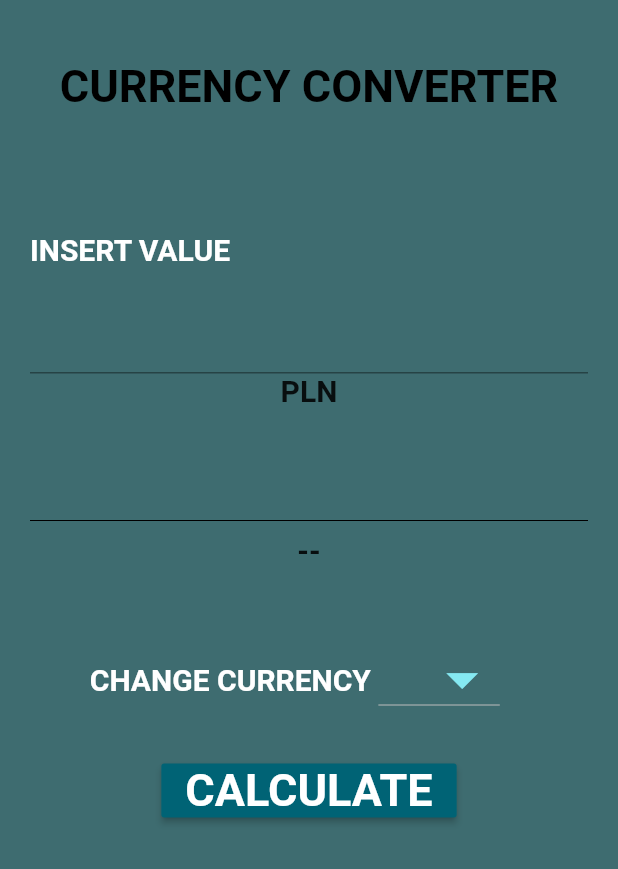
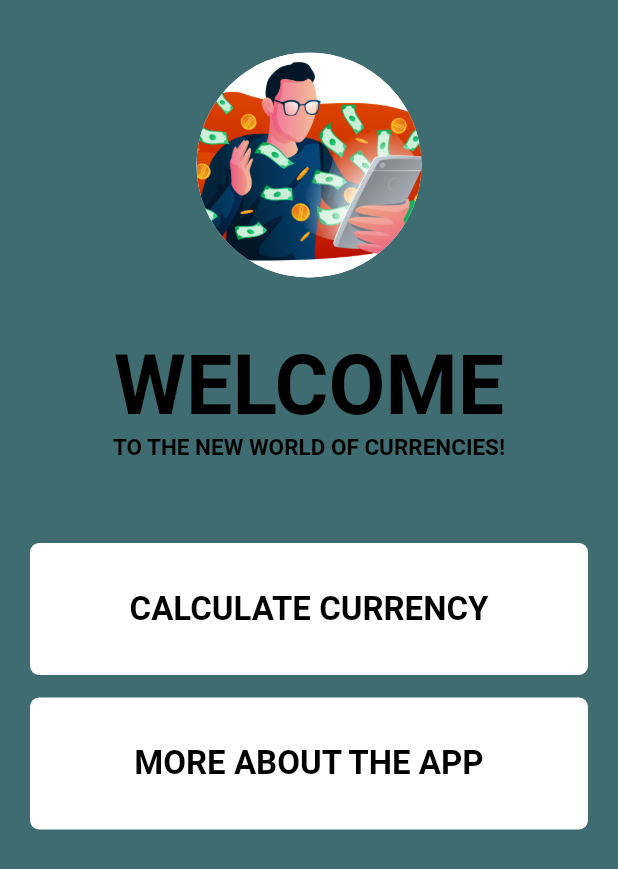
Before and after one commit to Pvlin/Currency_Converter, a Flutter app: the screen it shows after launch, on a phone screen of 412 x 824 dp. Shown: the top 869 px of the screen. Run offline on Flutter 3.47's test engine with Material 2 defaults, Android fonts, the phone set to English and light mode, and no system bars; our stand-ins replace google_fonts.

Commit message:
Update including screen enhancements and application transparency

```diff
--- a/lib/main.dart
+++ b/lib/main.dart
@@ -1,5 +1,5 @@
 import 'package:flutter/material.dart';
-import 'screens/HomeScreen.dart';
+import 'screens/StartScreen.dart';
 
 void main() {
   runApp(const MyApp());
@@ -12,7 +12,7 @@ class MyApp extends StatelessWidget {
   @override
   Widget build(BuildContext context) {
     return const MaterialApp(
-      home: HomeScreen(),
+      home: StartScreen(),
     );
   }
 }
--- a/lib/screens/HomeScreen.dart
+++ /dev/null
@@ -1,134 +0,0 @@
-import 'package:flutter/material.dart';
-import 'package:http/http.dart';
-import 'dart:convert';
-import 'package:google_fonts/google_fonts.dart';
-
-class HomeScreen extends StatefulWidget {
-  const HomeScreen({Key? key}) : super(key: key);
-
-  @override
-  State<HomeScreen> createState() => _HomeScreenState();
-}
-
-class _HomeScreenState extends State<HomeScreen> {
-  String value = '0';
-  String resultString = '';
-  String currency = '--';
-
-  void getData() async {
-    if (value != '' && currency != '--') {
-      Response response = await get(Uri.parse(
-          'https://v6.exchangerate-api.com/v6/bdac4f51d606c9a68888a7e1/latest/PLN'));
-      String data = response.body;
-      var resultJ = jsonDecode(data);
-      double selectedCountryValue = resultJ['conversion_rates'][currency];
-      double userValue = double.parse(value);
-      setState(() {
-        double resultF = userValue * selectedCountryValue;
-        resultString = resultF.toStringAsFixed(2);
-      });
-    }
-  }
-
-  @override
-  Widget build(BuildContext context) {
-    return Scaffold(
-      backgroundColor: const Color(0xFF3E6C70),
-      body: SafeArea(
-        child: SingleChildScrollView(
-          child: Center(
-            child: Padding(
-              padding: const EdgeInsets.all(20.0),
-              child: Column(
-                children: <Widget>[
-                  const SizedBox(height: 20),
-                  Text('CURRENCY CONVERTER',
-                      style: GoogleFonts.varelaRound(
-                          fontSize: 30,
-                          fontWeight: FontWeight.bold,
-                          color: Colors.black)),
-                  const SizedBox(height: 80),
-                  Row(children: <Widget>[
-                    Text('INSERT VALUE',
-                        style: GoogleFonts.varelaRound(
-                            fontSize: 20,
-                            fontWeight: FontWeight.bold,
-                            color: Colors.white)),
-                  ]),
-                  TextField(
-                      style: GoogleFonts.varelaRound(
-                          fontSize: 40, fontWeight: FontWeight.bold),
-                      cursorColor: Colors.black,
-                      keyboardType: const TextInputType.numberWithOptions(),
-                      //Klawiatura
-                      onChanged: (input) {
-                        //zmienia wyświetlany tekst na wpisany
-                        setState(() {
-                          value = input;
-                        });
-                      }),
-                  Text('PLN',
-                      style: GoogleFonts.varelaRound(
-                          fontSize: 20, fontWeight: FontWeight.bold)),
-                  const SizedBox(height: 20),
-                  Row(
-                    children: <Widget>[
-                      Text(resultString,
-                          style: GoogleFonts.varelaRound(
-                              fontSize: 40, fontWeight: FontWeight.bold)),
-                    ],
-                  ),
-                  const Divider(color: Colors.black),
-                  Text(currency,
-                      style: GoogleFonts.varelaRound(
-                          fontSize: 20, fontWeight: FontWeight.bold)),
-                  const SizedBox(height: 50),
-                  Row(children: <Widget>[
-                    Text('        CHANGE CURRENCY ',
-                        style: GoogleFonts.varelaRound(
-                            fontSize: 20,
-                            fontWeight: FontWeight.bold,
-                            color: Colors.white)),
-                    DropdownButton(
-                      iconSize: 50,
-                      iconDisabledColor: const Color(0xFF85E9F2),
-                      iconEnabledColor: const Color(0xFF85E9F2),
-                      dropdownColor: const Color(0xFF1C6970),
-                      items: <String>['EUR', 'USD', 'CHF', 'GBP']
-                          .map((String value) {
-                        return DropdownMenuItem<String>(
-                          value: value,
-                          child: Text(value),
-                        );
-                      }).toList(),
-                      onChanged: (String? newValue) {
-                        setState(() {
-                          currency = newValue!;
-                        });
-                      },
-                    ),
-                  ]),
-                  const SizedBox(height: 25),
-                  // ignore: deprecated_member_use
-                  RaisedButton(
-                    color: const Color(0xFF006375),
-                    onPressed: () {
-                      getData();
-                    },
-                    child: Text(
-                      'CALCULATE',
-                      style: GoogleFonts.varelaRound(
-                          fontSize: 30,
-                          fontWeight: FontWeight.bold,
-                          color: Colors.white),
-                    ),
-                  ),
-                ],
-              ),
-            ),
-          ),
-        ),
-      ),
-    );
-  }
-}
--- /dev/null
+++ b/lib/screens/StartScreen.dart
@@ -0,0 +1,107 @@
+import 'package:currency_converter/screens/ConvertScreen.dart';
+import 'package:currency_converter/screens/InformationScreen.dart';
+import 'package:flutter/material.dart';
+import 'package:google_fonts/google_fonts.dart';
+
+class StartScreen extends StatefulWidget {
+  const StartScreen({Key? key}) : super(key: key);
+
+  @override
+  State<StartScreen> createState() => _StartScreenState();
+}
+
+class _StartScreenState extends State<StartScreen> {
+  @override
+  Widget build(BuildContext context) {
+    return Scaffold(
+      backgroundColor: const Color(0xFF3E6C70),
+      body: SafeArea(
+          child: SingleChildScrollView(
+        child: Center(
+          child: Padding(
+            padding: const EdgeInsets.all(20.0),
+            child: Column(
+              children: <Widget>[
+                Padding(padding: EdgeInsets.only(top: 15.0)),
+                CircleAvatar(
+                  backgroundColor: Colors.white,
+                  radius: 75,
+                  backgroundImage: AssetImage("assets/Money.jpg"),
+                ),
+                Padding(padding: EdgeInsets.only(top: 40.0)),
+                Text(
+                  'WELCOME',
+                  textAlign: TextAlign.center,
+                  style: GoogleFonts.varelaRound(
+                      fontSize: 55,
+                      fontWeight: FontWeight.bold,
+                      color: Colors.black),
+                ),
+                Text(
+                  'TO THE NEW WORLD OF CURRENCIES!',
+                  textAlign: TextAlign.center,
+                  style: GoogleFonts.varelaRound(
+                      fontSize: 15,
+                      fontWeight: FontWeight.bold,
+                      color: Colors.black),
+                ),
+                Padding(padding: EdgeInsets.only(top: 55.0)),
+                Container(
+                  child: TextButton(
+                    child: Text(
+                      'CALCULATE CURRENCY',
+                      textAlign: TextAlign.center,
+                      style: GoogleFonts.varelaRound(
+                          fontSize: 22,
+                          fontWeight: FontWeight.bold,
+                          color: Colors.black),
+                    ),
+                    onPressed: () {
+                      Navigator.push(
+                          context,
+                          MaterialPageRoute(
+                              builder: (context) => ConvertScreen()));
+                    },
+                  ),
+                  decoration: BoxDecoration(
+                    borderRadius: BorderRadius.circular(6.0),
+                    color: Colors.white,
+                  ),
+                  width: 500,
+                  padding: EdgeInsets.all(20),
+                  //margin: EdgeInsets.all(10),
+                ),
+                Padding(padding: EdgeInsets.only(top: 15.0)),
+                Container(
+                  child: TextButton(
+                    child: Text(
+                      'MORE ABOUT THE APP',
+                      textAlign: TextAlign.center,
+                      style: GoogleFonts.varelaRound(
+                          fontSize: 22,
+                          fontWeight: FontWeight.bold,
+                          color: Colors.black),
+                    ),
+                    onPressed: () {
+                      Navigator.push(
+                          context,
+                          MaterialPageRoute(
+                              builder: (context) => InformationScreen()));
+                    },
+                  ),
+                  decoration: BoxDecoration(
+                    borderRadius: BorderRadius.circular(6.0),
+                    color: Colors.white,
+                  ),
+                  width: 500,
+                  padding: EdgeInsets.all(20),
+                  //margin: EdgeInsets.all(10),
+                ),
+              ],
+            ),
+          ),
+        ),
+      )),
+    );
+  }
+}
--- a/pubspec.yaml
+++ b/pubspec.yaml
@@ -29,6 +29,8 @@ dev_dependencies:
 
 
 flutter:
+  assets:
+    - assets/Money.jpg
 
 
   uses-material-design: true
```
Also changed, not shown: lib/screens/ConvertScreen.dart (added, +149 -0 lines), lib/screens/InformationScreen.dart (added, +72 -0 lines), assets/Money.jpg (added), pubspec.lock.
